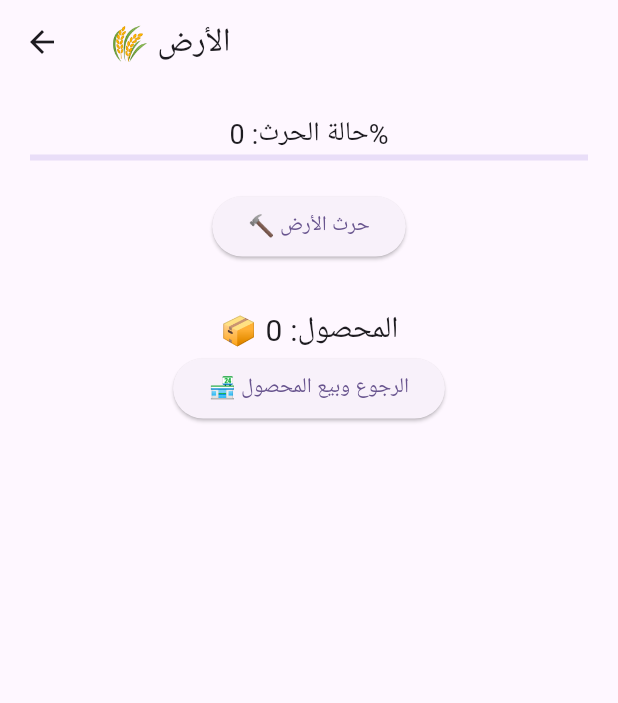
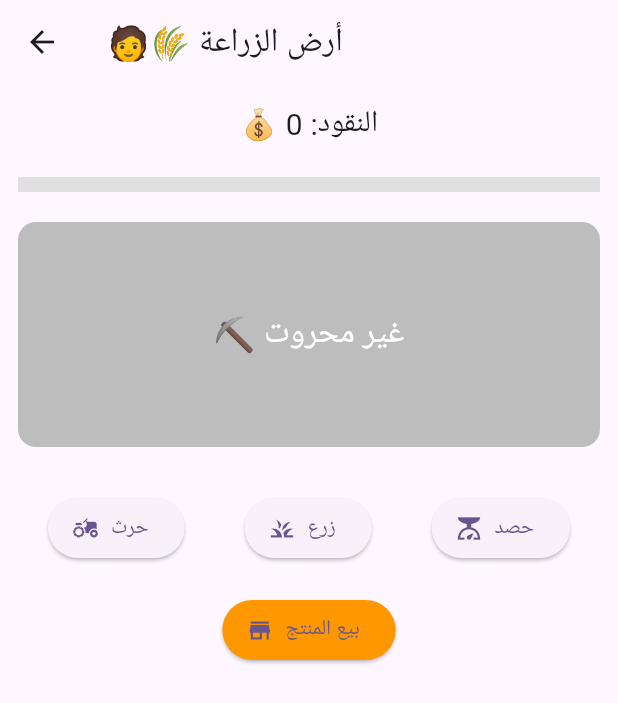
Before and after one commit to Allallahlou/happy_farm, a Flutter app: the LandScreen screen opened directly, on a phone screen of 412 x 824 dp. Shown: the top 703 px of the screen. Run offline on Flutter 3.47's test engine with Material 3 defaults, Android fonts, the phone set to English and light mode, and no system bars.

```diff
--- a/lib/Land/LandScreen.dart
+++ b/lib/Land/LandScreen.dart
@@ -1,4 +1,3 @@
-import 'dart:async';
 import 'package:flutter/material.dart';
 
 class LandScreen extends StatefulWidget {
@@ -10,93 +9,111 @@ class LandScreen extends StatefulWidget {
 
 class _LandScreenState extends State<LandScreen> {
   int progress = 0;
-  bool isPlowed = false;
-  bool isPlanted = false;
-  bool isGrown = false;
-  int crops = 0;
+  bool isTilled = false;
+  bool hasCrop = false;
+  bool isHarvested = false;
+  int coins = 0;
 
-  void plowLand() {
-    if (!isPlowed && progress < 100) {
+  void tillLand() async {
+    if (isTilled) return;
+    for (int i = 1; i <= 100; i++) {
+      await Future.delayed(Duration(milliseconds: 20));
+      setState(() => progress = i);
+    }
+    setState(() => isTilled = true);
+  }
+
+  void plantCrop() {
+    if (isTilled && !hasCrop) {
+      setState(() => hasCrop = true);
+    }
+  }
+
+  void harvestCrop() {
+    if (hasCrop) {
       setState(() {
-        progress += 10;
-        if (progress >= 100) {
-          isPlowed = true;
-          ScaffoldMessenger.of(context).showSnackBar(
-            SnackBar(content: Text("✅ الأرض أصبحت محروثة!")),
-          );
-        }
+        hasCrop = false;
+        isHarvested = true;
       });
     }
   }
 
-  void plantCrop() {
-    if (isPlowed && !isPlanted) {
+  void sellProduct() {
+    if (isHarvested) {
       setState(() {
-        isPlanted = true;
+        coins += 50;
+        isTilled = false;
+        progress = 0;
+        isHarvested = false;
       });
-      Timer(Duration(seconds: 10), () {
-        setState(() {
-          isGrown = true;
-        });
-        ScaffoldMessenger.of(context).showSnackBar(
-          SnackBar(content: Text("🌾 المحصول جاهز للحصاد!")),
-        );
-      });
-    }
-  }
-
-  void harvest() {
-    if (isGrown) {
-      setState(() {
-        crops += 5;
-        progress = 0;
-        isPlowed = false;
-        isPlanted = false;
-        isGrown = false;
-      });
-      ScaffoldMessenger.of(context).showSnackBar(
-        SnackBar(content: Text("✅ تم حصد المحصول!")),
-      );
     }
   }
 
   @override
   Widget build(BuildContext context) {
     return Scaffold(
-      appBar: AppBar(title: Text("🌾 الأرض")),
+      appBar: AppBar(title: Text("🧑‍🌾 أرض الزراعة")),
       body: Padding(
-        padding: const EdgeInsets.all(20),
+        padding: const EdgeInsets.all(12.0),
         child: Column(
           children: [
-            Text("حالة الحرث: $progress%", style: TextStyle(fontSize: 18)),
-            LinearProgressIndicator(value: progress / 100),
-            SizedBox(height: 20),
-            ElevatedButton(
-              onPressed: plowLand,
-              child: Text("🔨 حرث الأرض"),
+            Text("💰 النقود: $coins", style: TextStyle(fontSize: 20)),
+            const SizedBox(height: 20),
+            LinearProgressIndicator(
+              value: progress / 100,
+              backgroundColor: Colors.grey[300],
+              color: Colors.brown,
+              minHeight: 10,
             ),
-            if (isPlowed && !isPlanted)
-              ElevatedButton(
-                onPressed: plantCrop,
-                child: Text("🌱 غرس المحصول"),
+            const SizedBox(height: 20),
+            Container(
+              height: 150,
+              width: double.infinity,
+              decoration: BoxDecoration(
+                color: isHarvested
+                    ? Colors.yellow
+                    : (hasCrop ? Colors.green : (isTilled ? Colors.brown : Colors.grey[400])),
+                borderRadius: BorderRadius.circular(12),
               ),
-            if (isPlanted && !isGrown)
-              Padding(
-                padding: const EdgeInsets.all(8.0),
-                child: Text("⏳ المحصول ينمو... انتظر 10 ثواني"),
+              alignment: Alignment.center,
+              child: Text(
+                isHarvested
+                    ? "✅ جاهز للبيع"
+                    : (hasCrop
+                        ? "🌾 المحصول جاهز"
+                        : (isTilled ? "🪴 مزروع" : "⛏️ غير محروت")),
+                style: const TextStyle(fontSize: 22, color: Colors.white),
               ),
-            if (isGrown)
-              ElevatedButton(
-                onPressed: harvest,
-                child: Text("🔪 حصاد المحصول"),
+            ),
+            const SizedBox(height: 30),
+            Row(
+              mainAxisAlignment: MainAxisAlignment.spaceAround,
+              children: [
+                ElevatedButton.icon(
+                  onPressed: tillLand,
+                  icon: Icon(Icons.agriculture),
+                  label: Text("حرث"),
+                ),
+                ElevatedButton.icon(
+                  onPressed: plantCrop,
+                  icon: Icon(Icons.grass),
+                  label: Text("زرع"),
+                ),
+                ElevatedButton.icon(
+                  onPressed: harvestCrop,
+                  icon: Icon(Icons.scale),
+                  label: Text("حصد"),
+                ),
+              ],
+            ),
+            const SizedBox(height: 20),
+            ElevatedButton.icon(
+              onPressed: sellProduct,
+              icon: Icon(Icons.store),
+              label: Text("بيع المنتج"),
+              style: ElevatedButton.styleFrom(
+                backgroundColor: Colors.orange,
               ),
-            SizedBox(height: 30),
-            Text("📦 المحصول: $crops", style: TextStyle(fontSize: 20)),
-            ElevatedButton(
-              onPressed: () {
-                Navigator.pop(context, crops); // نرجع المحصول
-              },
-              child: Text("🏪 الرجوع وبيع المحصول"),
             ),
           ],
         ),
```
